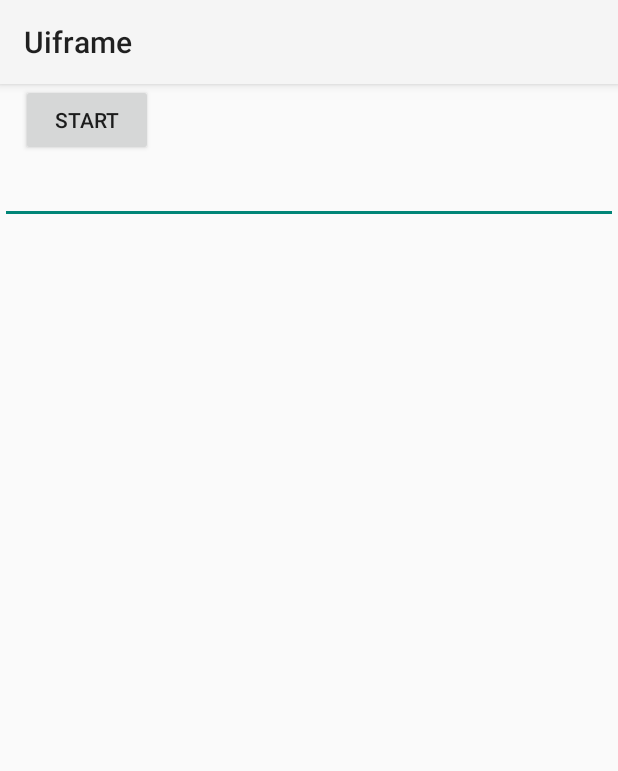
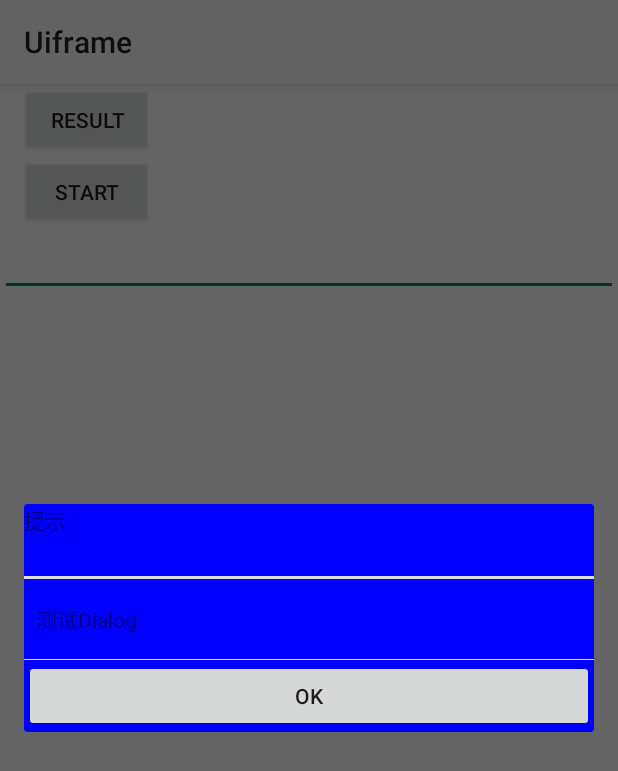
Before and after one commit to Cangol/Cangol-uiframe, an Android app: the fragment HomeFragment shown on its own in the app's theme, after a tap on "START", on a phone screen of 412 x 824 dp. Shown: the top 771 px of the screen. Run offline under Robolectric (Android 15) with nearby library versions, the phone set to English and light mode, and no system bars; 22 statements that could not run were skipped.

Commit message:
update log

```diff
--- a/uiframe-demo/src/main/java/mobi/cangol/mobile/uiframe/demo/fragment/HomeFragment.java
+++ b/uiframe-demo/src/main/java/mobi/cangol/mobile/uiframe/demo/fragment/HomeFragment.java
@@ -26,7 +26,7 @@ import android.view.ViewGroup;
 import android.widget.Button;
 
 public class HomeFragment extends BaseContentFragment {
-    private Button mButton1;
+    private Button mButton1,mButton2;
 
     public void onCreate(Bundle savedInstanceState) {
         super.onCreate(savedInstanceState);
@@ -65,6 +65,7 @@ public class HomeFragment extends BaseContentFragment {
     @Override
     protected void findViews(View view) {
         mButton1 = (Button) view.findViewById(R.id.button1);
+        mButton2 = (Button) view.findViewById(R.id.button2);
     }
 
     @Override
@@ -75,23 +76,31 @@ public class HomeFragment extends BaseContentFragment {
     @Override
     protected void initViews(Bundle savedInstanceState) {
         this.setTitle(this.getClass().getSimpleName());
+        mButton2.setOnClickListener(new OnClickListener() {
+
+            @Override
+            public void onClick(View v) {
+//                toFragmentForResult();
+//				 Intent intent = new Intent("android.settings.WIRELESS_SETTINGS");
+//		         startActivityForResult(intent,1);
+                final CommonDialogFragment.Builder builder=new CommonDialogFragment.Builder(getActivity());
+                builder.setTitle("提示");
+                builder.setMessage("测试Dialog");
+                builder.setCenterButtonInfo("OK", new CommonDialogFragment.OnButtonClickListener() {
+                    @Override
+                    public void onClick(View view) {
+
+                    }
+                });
+                builder.create().show(getFragmentManager(), "CommonDialogFragment");
+            }
+
+        });
         mButton1.setOnClickListener(new OnClickListener() {
 
             @Override
             public void onClick(View v) {
-                toFragmentForResult();
-//				 Intent intent = new Intent("android.settings.WIRELESS_SETTINGS");
-//		         startActivityForResult(intent,1);
-//                final CommonDialogFragment.Builder builder=new CommonDialogFragment.Builder(getActivity());
-//                builder.setTitle("提示");
-//                builder.setMessage("测试Dialog");
-//                builder.setCenterButtonInfo("OK", new CommonDialogFragment.OnButtonClickListener() {
-//                    @Override
-//                    public void onClick(View view) {
-//
-//                    }
-//                });
-//                builder.create().show(getFragmentManager(), "CommonDialogFragment");
+               toFragmentForResult();
             }
 
         });
--- a/uiframe-demo/src/main/java/mobi/cangol/mobile/uiframe/demo/fragment/TabPagesFragment.java
+++ b/uiframe-demo/src/main/java/mobi/cangol/mobile/uiframe/demo/fragment/TabPagesFragment.java
@@ -52,9 +52,9 @@ public class TabPagesFragment extends BaseContentFragment {
 		mTabHost.setup();
 		mViewPager = (ViewPager)view.findViewById(R.id.pager);
 		mTabPageManager=new TabPageManager(this.getChildFragmentManager(),mTabHost,mViewPager);
-		mTabPageManager.addTab(mTabHost.newTabSpec("ItemFragment1").setIndicator("Simple1"), SettingFragment.class, new Bundle());
+		mTabPageManager.addTab(mTabHost.newTabSpec("ItemFragment1").setIndicator("Simple1"), ItemFragment.class, new Bundle());
 		mTabPageManager.addTab(mTabHost.newTabSpec("ItemFragment2").setIndicator("Simple2"), ItemFragment.class, new Bundle());
-		mTabPageManager.addTab(mTabHost.newTabSpec("ItemFragment3").setIndicator("Simple3"), SettingFragment.class, new Bundle());
+		mTabPageManager.addTab(mTabHost.newTabSpec("ItemFragment3").setIndicator("Simple3"), ItemFragment.class, new Bundle());
 
 	}
 	@Override
--- a/uiframe-demo/src/main/java/mobi/cangol/mobile/uiframe/demo/fragment/TabsFragment.java
+++ b/uiframe-demo/src/main/java/mobi/cangol/mobile/uiframe/demo/fragment/TabsFragment.java
@@ -48,7 +48,7 @@ public class TabsFragment extends BaseContentFragment {
 		mTabHost = (TabHost)view.findViewById(android.R.id.tabhost);
 		mTabHost.setup();
 		mTabManager=new TabManager(this.getChildFragmentManager(),mTabHost,R.id.realtabcontent);
-		mTabManager.addTab(mTabHost.newTabSpec("ItemFragment1").setIndicator("Simple1"), SettingFragment.class, new Bundle());
+		mTabManager.addTab(mTabHost.newTabSpec("ItemFragment1").setIndicator("Simple1"), ItemFragment.class, new Bundle());
 		mTabManager.addTab(mTabHost.newTabSpec("ItemFragment2").setIndicator("Simple2"), ItemFragment.class, new Bundle());
 	}
 
--- a/uiframe-demo/src/main/res/layout/fragment_home.xml
+++ b/uiframe-demo/src/main/res/layout/fragment_home.xml
@@ -10,8 +10,16 @@
         android:layout_alignParentLeft="true"
         android:layout_alignParentTop="true"
         android:layout_marginLeft="14dp"
+        android:text="Result"/>
+
+    <Button
+        android:id="@+id/button2"
+        android:layout_width="wrap_content"
+        android:layout_height="wrap_content"
+        android:layout_alignParentLeft="true"
+        android:layout_alignParentTop="true"
+        android:layout_marginLeft="14dp"
         android:text="Start"/>
-
     <EditText
         android:id="@+id/ed"
         android:layout_width="match_parent"
--- a/uiframe/src/main/java/mobi/cangol/mobile/base/BaseActionBarActivity.java
+++ b/uiframe/src/main/java/mobi/cangol/mobile/base/BaseActionBarActivity.java
@@ -29,7 +29,7 @@ import mobi.cangol.mobile.service.AppService;
 import mobi.cangol.mobile.service.session.SessionService;
 
 public abstract class BaseActionBarActivity extends ActionBarActivity implements BaseActivityDelegate, CustomFragmentActivityDelegate {
-    protected final static String TAG = Log.makeLogTag(BaseActionBarActivity.class);
+    protected final String TAG = Log.makeLogTag(this.getClass());
     private static final boolean LIFECYCLE = Log.getLevel() >= android.util.Log.VERBOSE;
     protected CoreApplication app;
     protected CustomFragmentManager stack;
@@ -48,7 +48,6 @@ public abstract class BaseActionBarActivity extends ActionBarActivity implements
         super.onCreate(savedInstanceState);
         this.getWindow().setSoftInputMode(
                 WindowManager.LayoutParams.SOFT_INPUT_STATE_ALWAYS_HIDDEN);
-        Log.setLogTag(this);
         if (LIFECYCLE) Log.v(TAG, "onCreate");
         app = (CoreApplication) this.getApplication();
         app.addActivityToManager(this);
--- a/uiframe/src/main/java/mobi/cangol/mobile/base/BaseActivity.java
+++ b/uiframe/src/main/java/mobi/cangol/mobile/base/BaseActivity.java
@@ -31,7 +31,7 @@ import mobi.cangol.mobile.service.session.SessionService;
  * @author Cangol
  */
 public abstract class BaseActivity extends Activity implements BaseActivityDelegate {
-    protected static final String TAG = Log.makeLogTag(BaseActivity.class);
+    protected final String TAG = Log.makeLogTag(this.getClass());
     private static final boolean LIFECYCLE = Log.getLevel() >= android.util.Log.VERBOSE;
     public CoreApplication app;
     private long startTime;
--- a/uiframe/src/main/java/mobi/cangol/mobile/base/BaseFragment.java
+++ b/uiframe/src/main/java/mobi/cangol/mobile/base/BaseFragment.java
@@ -33,18 +33,13 @@ import mobi.cangol.mobile.service.session.SessionService;
 public abstract class BaseFragment extends Fragment {
     public static final int RESULT_CANCELED = 0;
     public static final int RESULT_OK = -1;
-    protected static final String TAG = Log.makeLogTag(BaseFragment.class);
+    protected  final String TAG = Log.makeLogTag(this.getClass());
     private static final boolean LIFECYCLE = Log.getLevel() >= android.util.Log.VERBOSE;
     protected CoreApplication app;
     private long startTime;
     private int resultCode = RESULT_CANCELED;
     private Bundle resultData;
     private CustomFragmentManager stack;
-
-    public BaseFragment() {
-        super();
-        Log.setLogTag(this);
-    }
 
     /**
      * 查找view
@@ -134,7 +129,6 @@ public abstract class BaseFragment extends Fragment {
     @Override
     public void onAttach(Activity activity) {
         super.onAttach(activity);
-        Log.setLogTag(this);
         if (LIFECYCLE) Log.v(TAG, "onAttach");
     }
 
--- a/uiframe/src/main/java/mobi/cangol/mobile/base/BaseFragmentActivity.java
+++ b/uiframe/src/main/java/mobi/cangol/mobile/base/BaseFragmentActivity.java
@@ -27,7 +27,7 @@ import mobi.cangol.mobile.service.AppService;
 import mobi.cangol.mobile.service.session.SessionService;
 
 public abstract class BaseFragmentActivity extends FragmentActivity implements BaseActivityDelegate, CustomFragmentActivityDelegate {
-    protected final static String TAG = Log.makeLogTag(BaseFragmentActivity.class);
+    protected final String TAG = Log.makeLogTag(this.getClass());
     private static final boolean LIFECYCLE = Log.getLevel() >= android.util.Log.VERBOSE;
     protected CoreApplication app;
     private CustomFragmentManager stack;
```
Also changed, not shown: uiframe/src/main/res/layout/navigation_page_main.xml (added, +43 -0 lines).
